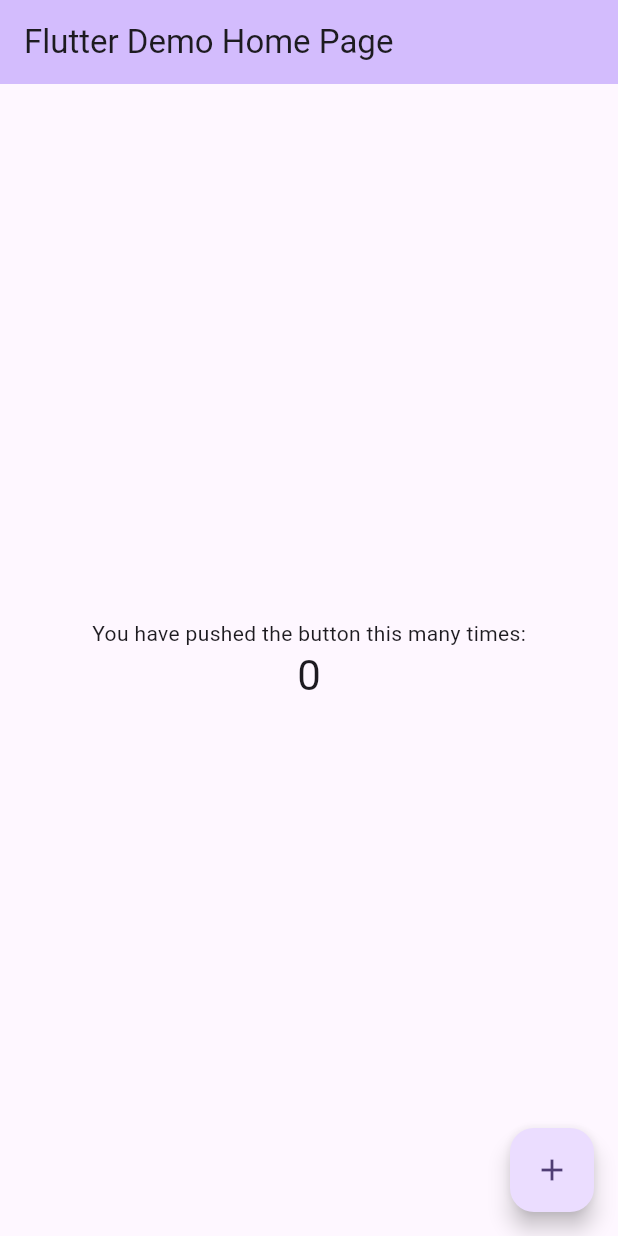
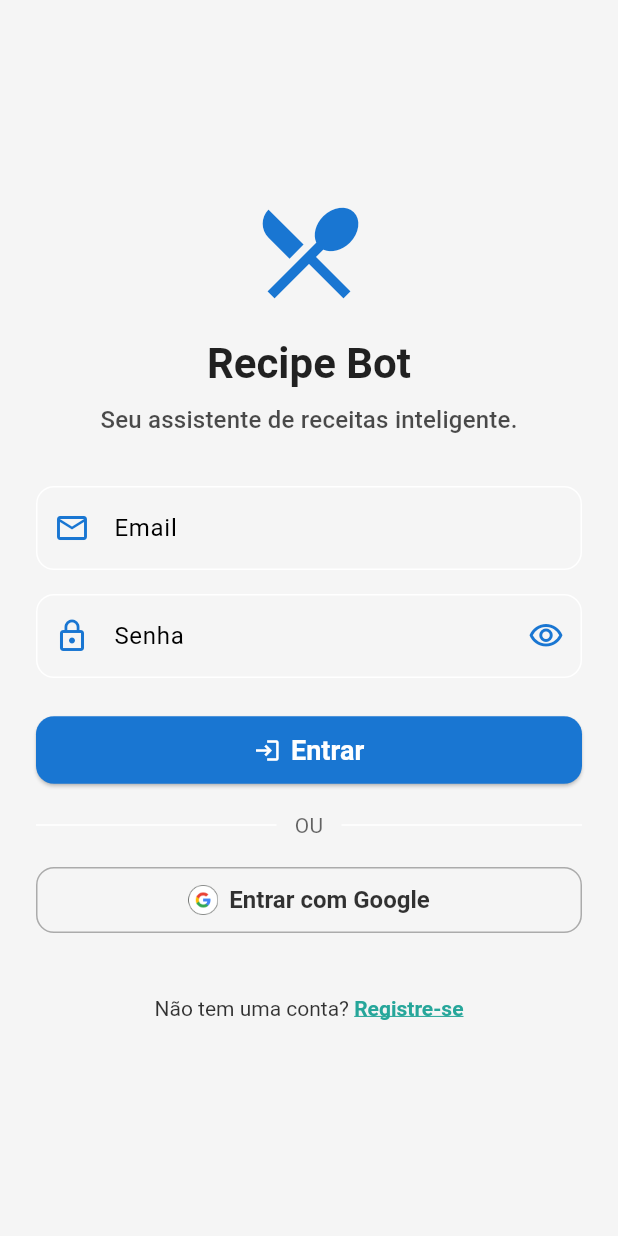
Before and after one commit to luisfelipealves/recipe_bot, a Flutter app: the screen it shows after launch, on a phone screen of 412 x 824 dp. Run offline on Flutter 3.47's test engine with Material 3 defaults, Android fonts, the phone set to English and light mode, and no system bars; our stand-ins replace firebase_auth, firebase_core, google_sign_in; accounts and stored records are empty.

Commit message:
creating login screen

```diff
--- a/lib/main.dart
+++ b/lib/main.dart
@@ -1,122 +1,159 @@
 import 'package:flutter/material.dart';
+import 'package:firebase_core/firebase_core.dart';
+import 'package:firebase_auth/firebase_auth.dart';
 
-void main() {
+import 'firebase_options.dart';
+import 'screens/login_screen.dart';
+import 'services/auth_service.dart';
+
+class RecipeListScreen extends StatelessWidget {
+  final AuthService _authService = AuthService();
+
+  RecipeListScreen({super.key});
+
+  @override
+  Widget build(BuildContext context) {
+    final user = _authService.currentUser;
+    return Scaffold(
+      appBar: AppBar(
+        title: const Text('Recipe Bot - Minhas Receitas'), // MODIFICADO AQUI
+        actions: [
+          IconButton(
+            icon: const Icon(Icons.logout),
+            onPressed: () async {
+              await _authService.signOut();
+            },
+          )
+        ],
+      ),
+      body: Center(
+        child: Column(
+          mainAxisAlignment: MainAxisAlignment.center,
+          children: [
+            Text(
+                'Bem-vindo(a) ao Recipe Bot, ${user?.displayName ??
+                    user?.email ?? 'Usuário'}!'), // MODIFICADO AQUI
+            const SizedBox(height: 20),
+            const Text('Aqui você verá suas receitas.'),
+          ],
+        ),
+      ),
+      floatingActionButton: FloatingActionButton(
+        onPressed: () {
+          ScaffoldMessenger.of(context).showSnackBar(
+            const SnackBar(content: Text('Adicionar nova receita (TODO)')),
+          );
+        },
+        child: const Icon(Icons.add),
+      ),
+    );
+  }
+}
+
+void main() async {
+  WidgetsFlutterBinding.ensureInitialized();
+  await Firebase.initializeApp(
+    options: DefaultFirebaseOptions.currentPlatform,
+  );
   runApp(const MyApp());
 }
 
 class MyApp extends StatelessWidget {
   const MyApp({super.key});
 
-  // This widget is the root of your application.
   @override
   Widget build(BuildContext context) {
     return MaterialApp(
-      title: 'Flutter Demo',
+      title: 'Recipe Bot',
+      // MODIFICADO AQUI
       theme: ThemeData(
-        // This is the theme of your application.
-        //
-        // TRY THIS: Try running your application with "flutter run". You'll see
-        // the application has a purple toolbar. Then, without quitting the app,
-        // try changing the seedColor in the colorScheme below to Colors.green
-        // and then invoke "hot reload" (save your changes or press the "hot
-        // reload" button in a Flutter-supported IDE, or press "r" if you used
-        // the command line to start the app).
-        //
-        // Notice that the counter didn't reset back to zero; the application
-        // state is not lost during the reload. To reset the state, use hot
-        // restart instead.
-        //
-        // This works for code too, not just values: Most code changes can be
-        // tested with just a hot reload.
-        colorScheme: ColorScheme.fromSeed(seedColor: Colors.deepPurple),
+        brightness: Brightness.light,
+        primarySwatch: Colors.blue,
+        // Exemplo, ajuste conforme necessário para Recipe Bot
+        colorScheme: ColorScheme.fromSwatch(
+          primarySwatch: Colors.blue, // Exemplo
+          accentColor: Colors.cyan, // Exemplo
+          brightness: Brightness.light,
+        ).copyWith(
+          primary: Colors.blue[700],
+          // Exemplo
+          secondary: Colors.cyan[600],
+          // Exemplo
+          tertiary: Colors.teal[400],
+          // Exemplo
+          onPrimary: Colors.white,
+          onSecondary: Colors.black,
+          background: Colors.white,
+          surface: Colors.grey[100],
+          onBackground: Colors.black87,
+          onSurface: Colors.black87,
+          error: Colors.redAccent,
+          onError: Colors.white,
+        ),
+        appBarTheme: const AppBarTheme(
+          elevation: 4.0,
+        ),
+        useMaterial3: true,
       ),
-      home: const MyHomePage(title: 'Flutter Demo Home Page'),
+      darkTheme: ThemeData(
+        brightness: Brightness.dark,
+        primarySwatch: Colors.blue,
+        // Exemplo
+        colorScheme: ColorScheme.fromSwatch(
+          primarySwatch: Colors.blue, // Exemplo
+          accentColor: Colors.cyanAccent, // Exemplo
+          brightness: Brightness.dark,
+        ).copyWith(
+          primary: Colors.blue[300],
+          // Exemplo
+          secondary: Colors.cyanAccent[100],
+          // Exemplo
+          tertiary: Colors.tealAccent[100],
+          // Exemplo
+          onPrimary: Colors.black,
+          onSecondary: Colors.black,
+          background: Colors.grey[850],
+          surface: Colors.grey[800],
+          onBackground: Colors.white70,
+          onSurface: Colors.white70,
+          error: Colors.red,
+          onError: Colors.black,
+        ),
+        appBarTheme: AppBarTheme(
+          elevation: 4.0,
+          backgroundColor: Colors.grey[850],
+          foregroundColor: Colors.white,
+        ),
+        useMaterial3: true,
+      ),
+      // themeMode: ThemeMode.system,
+      debugShowCheckedModeBanner: false,
+      home: const AuthWrapper(),
     );
   }
 }
 
-class MyHomePage extends StatefulWidget {
-  const MyHomePage({super.key, required this.title});
-
-  // This widget is the home page of your application. It is stateful, meaning
-  // that it has a State object (defined below) that contains fields that affect
-  // how it looks.
-
-  // This class is the configuration for the state. It holds the values (in this
-  // case the title) provided by the parent (in this case the App widget) and
-  // used by the build method of the State. Fields in a Widget subclass are
-  // always marked "final".
-
-  final String title;
-
-  @override
-  State<MyHomePage> createState() => _MyHomePageState();
-}
-
-class _MyHomePageState extends State<MyHomePage> {
-  int _counter = 0;
-
-  void _incrementCounter() {
-    setState(() {
-      // This call to setState tells the Flutter framework that something has
-      // changed in this State, which causes it to rerun the build method below
-      // so that the display can reflect the updated values. If we changed
-      // _counter without calling setState(), then the build method would not be
-      // called again, and so nothing would appear to happen.
-      _counter++;
-    });
-  }
+class AuthWrapper extends StatelessWidget {
+  const AuthWrapper({super.key});
 
   @override
   Widget build(BuildContext context) {
-    // This method is rerun every time setState is called, for instance as done
-    // by the _incrementCounter method above.
-    //
-    // The Flutter framework has been optimized to make rerunning build methods
-    // fast, so that you can just rebuild anything that needs updating rather
-    // than having to individually change instances of widgets.
-    return Scaffold(
-      appBar: AppBar(
-        // TRY THIS: Try changing the color here to a specific color (to
-        // Colors.amber, perhaps?) and trigger a hot reload to see the AppBar
-        // change color while the other colors stay the same.
-        backgroundColor: Theme.of(context).colorScheme.inversePrimary,
-        // Here we take the value from the MyHomePage object that was created by
-        // the App.build method, and use it to set our appbar title.
-        title: Text(widget.title),
-      ),
-      body: Center(
-        // Center is a layout widget. It takes a single child and positions it
-        // in the middle of the parent.
-        child: Column(
-          // Column is also a layout widget. It takes a list of children and
-          // arranges them vertically. By default, it sizes itself to fit its
-          // children horizontally, and tries to be as tall as its parent.
-          //
-          // Column has various properties to control how it sizes itself and
-          // how it positions its children. Here we use mainAxisAlignment to
-          // center the children vertically; the main axis here is the vertical
-          // axis because Columns are vertical (the cross axis would be
-          // horizontal).
-          //
-          // TRY THIS: Invoke "debug painting" (choose the "Toggle Debug Paint"
-          // action in the IDE, or press "p" in the console), to see the
-          // wireframe for each widget.
-          mainAxisAlignment: MainAxisAlignment.center,
-          children: <Widget>[
-            const Text('You have pushed the button this many times:'),
-            Text(
-              '$_counter',
-              style: Theme.of(context).textTheme.headlineMedium,
+    final AuthService authService = AuthService();
+    return StreamBuilder<User?>(
+      stream: authService.authStateChanges,
+      builder: (context, snapshot) {
+        if (snapshot.connectionState == ConnectionState.waiting) {
+          return const Scaffold(
+            body: Center(
+              child: CircularProgressIndicator(),
             ),
-          ],
-        ),
-      ),
-      floatingActionButton: FloatingActionButton(
-        onPressed: _incrementCounter,
-        tooltip: 'Increment',
-        child: const Icon(Icons.add),
-      ), // This trailing comma makes auto-formatting nicer for build methods.
+          );
+        }
+        if (snapshot.hasData && snapshot.data != null) {
+          return RecipeListScreen();
+        }
+        return const LoginScreen();
+      },
     );
   }
 }
--- /dev/null
+++ b/lib/screens/login_screen.dart
@@ -0,0 +1,308 @@
+import 'package:flutter/material.dart';
+import 'package:firebase_auth/firebase_auth.dart';
+import '../services/auth_service.dart';
+
+class LoginScreen extends StatefulWidget {
+  const LoginScreen({super.key});
+
+  @override
+  State<LoginScreen> createState() => _LoginScreenState();
+}
+
+class _LoginScreenState extends State<LoginScreen> {
+  final AuthService _authService = AuthService();
+  final _formKey = GlobalKey<FormState>();
+
+  String _email = '';
+  String _password = '';
+  bool _isLoading = false;
+  bool _isPasswordVisible = false;
+  String? _errorMessage;
+
+  final TextEditingController _emailController = TextEditingController();
+  final TextEditingController _passwordController = TextEditingController();
+
+  @override
+  void dispose() {
+    _emailController.dispose();
+    _passwordController.dispose();
+    super.dispose();
+  }
+
+  Future<void> _signInWithEmailAndPassword() async {
+    if (_formKey.currentState!.validate()) {
+      _formKey.currentState!.save();
+      setState(() {
+        _isLoading = true;
+        _errorMessage = null;
+      });
+      try {
+        await _authService.signInWithEmailAndPassword(_email, _password);
+        if (mounted) {
+          /* Opcional */
+        }
+      } catch (e) {
+        String message = "Falha ao entrar. Verifique suas credenciais.";
+        if (e is FirebaseAuthException) {
+          if (e.code == 'user-not-found') {
+            message = 'Nenhum usuário encontrado com este e-mail.';
+          } else if (e.code == 'wrong-password') {
+            message = 'Senha incorreta.';
+          } else if (e.code == 'invalid-email') {
+            message = 'O formato do e-mail é inválido.';
+          } else if (e.code == 'invalid-credential') {
+            message = 'Credenciais inválidas. Verifique seu e-mail e senha.';
+          }
+        }
+        setState(() {
+          _errorMessage = message;
+          print("Login Error (Email/Password): $e");
+        });
+      } finally {
+        if (mounted) {
+          setState(() {
+            _isLoading = false;
+          });
+        }
+      }
+    }
+  }
+
+  Future<void> _signInWithGoogle() async {
+    setState(() {
+      _isLoading = true;
+      _errorMessage = null;
+    });
+    try {
+      await _authService.signInWithGoogle();
+      if (mounted) {
+        /* Opcional */
+      }
+    } catch (e) {
+      setState(() {
+        _errorMessage = "Falha ao entrar com Google. Tente novamente.";
+        print("Login Error (Google): $e");
+      });
+    } finally {
+      if (mounted) {
+        setState(() {
+          _isLoading = false;
+        });
+      }
+    }
+  }
+
+  void _navigateToRegisterScreen() {
+    ScaffoldMessenger.of(context).showSnackBar(
+      const SnackBar(content: Text('Navegar para tela de Registro (TODO)')),
+    );
+  }
+
+  @override
+  Widget build(BuildContext context) {
+    final theme = Theme.of(context);
+    final isDarkMode = theme.brightness == Brightness.dark;
+    final googleLogoAsset = isDarkMode
+        ? 'assets/images/android_dark_rd_na@1x.png'
+        : 'assets/images/android_light_rd_na@1x.png';
+
+    return Scaffold(
+      body: Center(
+        child: SingleChildScrollView(
+          padding: const EdgeInsets.all(24.0),
+          child: Form(
+            key: _formKey,
+            child: Column(
+              mainAxisAlignment: MainAxisAlignment.center,
+              crossAxisAlignment: CrossAxisAlignment.stretch,
+              children: <Widget>[
+                Icon(
+                  Icons.local_dining,
+                  size: 80,
+                  color: theme.colorScheme.primary,
+                ),
+                const SizedBox(height: 16),
+                Text('Recipe Bot',
+                  textAlign: TextAlign.center,
+                  style: theme.textTheme.headlineMedium?.copyWith(
+                    color: theme.colorScheme.onBackground,
+                    fontWeight: FontWeight.bold,
+                  ),
+                ),
+                const SizedBox(height: 8),
+                Text('Seu assistente de receitas inteligente.',
+                  textAlign: TextAlign.center,
+                  style: theme.textTheme.titleMedium?.copyWith(
+                    color: theme.colorScheme.onSurface.withOpacity(0.7),
+                  ),
+                ),
+                const SizedBox(height: 32),
+
+                TextFormField(
+                  controller: _emailController,
+                  decoration: InputDecoration(
+                    labelText: 'Email',
+                    hintText: 'seuemail@exemplo.com',
+                    prefixIcon: Icon(
+                        Icons.email_outlined, color: theme.colorScheme.primary),
+                    border: OutlineInputBorder(
+                      borderRadius: BorderRadius.circular(12.0),
+                    ),
+                  ),
+                  keyboardType: TextInputType.emailAddress,
+                  validator: (value) {
+                    if (value == null || value.isEmpty) {
+                      return 'Por favor, insira seu email';
+                    }
+                    if (!RegExp(r'^[\w-\.]+@([\w-]+\.)+[\w-]{2,4}$').hasMatch(
+                        value)) {
+                      return 'Por favor, insira um email válido';
+                    }
+                    return null;
+                  },
+                  onSaved: (value) => _email = value!,
+                ),
+                const SizedBox(height: 16),
+
+                TextFormField(
+                  controller: _passwordController,
+                  decoration: InputDecoration(
+                    labelText: 'Senha',
+                    hintText: 'Sua senha',
+                    prefixIcon: Icon(
+                        Icons.lock_outline, color: theme.colorScheme.primary),
+                    border: OutlineInputBorder(
+                      borderRadius: BorderRadius.circular(12.0),
+                    ),
+                    suffixIcon: IconButton(
+                      icon: Icon(
+                        _isPasswordVisible
+                            ? Icons.visibility_off_outlined
+                            : Icons.visibility_outlined,
+                        color: theme.colorScheme.primary,
+                      ),
+                      onPressed: () {
+                        setState(() {
+                          _isPasswordVisible = !_isPasswordVisible;
+                        });
+                      },
+                    ),
+                  ),
+                  obscureText: !_isPasswordVisible,
+                  validator: (value) {
+                    if (value == null || value.isEmpty) {
+                      return 'Por favor, insira sua senha';
+                    }
+                    if (value.length < 6) {
+                      return 'A senha deve ter pelo menos 6 caracteres';
+                    }
+                    return null;
+                  },
+                  onSaved: (value) => _password = value!,
+                ),
+                const SizedBox(height: 24),
+
+                if (_errorMessage != null)
+                  Padding(
+                    padding: const EdgeInsets.only(bottom: 16.0),
+                    child: Text(
+                      _errorMessage!,
+                      style: TextStyle(
+                          color: theme.colorScheme.error, fontSize: 14),
+                      textAlign: TextAlign.center,
+                    ),
+                  ),
+
+                _isLoading
+                    ? Center(child: CircularProgressIndicator(
+                    color: theme.colorScheme.tertiary))
+                    : ElevatedButton.icon(
+                  icon: const Icon(Icons.login),
+                  label: const Text('Entrar'),
+                  onPressed: _signInWithEmailAndPassword,
+                  style: ElevatedButton.styleFrom(
+                    backgroundColor: theme.colorScheme.primary,
+                    foregroundColor: theme.colorScheme.onPrimary,
+                    padding: const EdgeInsets.symmetric(vertical: 12),
+                    textStyle: const TextStyle(
+                        fontSize: 18, fontWeight: FontWeight.bold),
+                    shape: RoundedRectangleBorder(
+                      borderRadius: BorderRadius.circular(12.0),
+                    ),
+                  ),
+                ),
+                const SizedBox(height: 16),
+
+                Row(
+                  children: <Widget>[
+                    const Expanded(child: Divider(thickness: 1)),
+                    Padding(
+                      padding: const EdgeInsets.symmetric(horizontal: 12.0),
+                      child: Text(
+                        'OU',
+                        style: TextStyle(color: theme.colorScheme.onSurface
+                            .withOpacity(0.6)),
+                      ),
+                    ),
+                    const Expanded(child: Divider(thickness: 1)),
+                  ],
+                ),
+                const SizedBox(height: 16),
+
+                _isLoading
+                    ? const SizedBox.shrink()
+                    : OutlinedButton.icon(
+                  icon: Image.asset(
+                    googleLogoAsset,
+                    height: 20.0,
+                  ),
+                  label: Text(
+                    'Entrar com Google',
+                    style: TextStyle(
+                      color: theme.colorScheme.onSurface.withOpacity(0.8),
+                    ),
+                  ),
+                  onPressed: _signInWithGoogle,
+                  style: OutlinedButton.styleFrom(
+                    side: BorderSide(
+                      color: theme.colorScheme.onSurface.withOpacity(0.3),
+                    ),
+                    padding: const EdgeInsets.symmetric(vertical: 12),
+                    textStyle: const TextStyle(
+                        fontSize: 16, fontWeight: FontWeight.bold),
+                    shape: RoundedRectangleBorder(
+                      borderRadius: BorderRadius.circular(12.0),
+                    ),
+                  ),
+                ),
+                const SizedBox(height: 24),
+
+                TextButton(
+                  onPressed: _isLoading ? null : _navigateToRegisterScreen,
+                  child: RichText(
+                    text: TextSpan(
+                      text: 'Não tem uma conta? ',
+                      style: TextStyle(
+                          color: theme.colorScheme.onBackground.withOpacity(
+                              0.8)),
+                      children: <TextSpan>[
+                        TextSpan(
+                          text: 'Registre-se',
+                          style: TextStyle(
+                            color: theme.colorScheme.tertiary,
+                            fontWeight: FontWeight.bold,
+                            decoration: TextDecoration.underline,
+                          ),
+                        ),
+                      ],
+                    ),
+                  ),
+                ),
+              ],
+            ),
+          ),
+        ),
+      ),
+    );
+  }
+}
--- /dev/null
+++ b/lib/services/auth_service.dart
@@ -0,0 +1,94 @@
+import 'package:firebase_auth/firebase_auth.dart';
+import 'package:google_sign_in/google_sign_in.dart';
+import 'package:flutter/foundation.dart' show kIsWeb; // Para checagem web
+
+class AuthService {
+  final FirebaseAuth _firebaseAuth = FirebaseAuth.instance;
+  final GoogleSignIn _googleSignIn = GoogleSignIn();
+
+  // Stream para o estado de autenticação do usuário
+  Stream<User?> get authStateChanges => _firebaseAuth.authStateChanges();
+
+  // Obter usuário atual
+  User? get currentUser => _firebaseAuth.currentUser;
+
+  // Login com Google
+  Future<UserCredential?> signInWithGoogle() async {
+    try {
+      // Iniciar o processo de Google Sign In
+      final GoogleSignInAccount? googleUser = await _googleSignIn.signIn();
+
+      if (googleUser == null) {
+        // O usuário cancelou o login
+        return null;
+      }
+
+      // Obter detalhes de autenticação da requisição
+      final GoogleSignInAuthentication googleAuth =
+      await googleUser.authentication;
+
+      // Criar uma nova credencial para o Firebase
+      final AuthCredential credential = GoogleAuthProvider.credential(
+        accessToken: googleAuth.accessToken,
+        idToken: googleAuth.idToken,
+      );
+
+      // Fazer login no Firebase com a credencial
+      return await _firebaseAuth.signInWithCredential(credential);
+    } on FirebaseAuthException catch (e) {
+      // Você pode querer tratar erros específicos aqui ou lançá-los
+      print("FirebaseAuthException (Google Sign-In): ${e.message}");
+      throw e; // Re-lança para ser tratado na UI
+    } catch (e) {
+      print("Error signing in with Google: $e");
+      throw e; // Re-lança para ser tratado na UI
+    }
+  }
+
+  // Login com Email e Senha
+  Future<UserCredential?> signInWithEmailAndPassword(String email,
+      String password) async {
+    try {
+      return await _firebaseAuth.signInWithEmailAndPassword(
+        email: email,
+        password: password,
+      );
+    } on FirebaseAuthException catch (e) {
+      print("FirebaseAuthException (Email/Password Sign-In): ${e.message}");
+      throw e; // Re-lança para ser tratado na UI
+    } catch (e) {
+      print("Error signing in with email and password: $e");
+      throw e; // Re-lança para ser tratado na UI
+    }
+  }
+
+  // Registro com Email e Senha (Exemplo)
+  Future<UserCredential?> createUserWithEmailAndPassword(String email,
+      String password) async {
+    try {
+      return await _firebaseAuth.createUserWithEmailAndPassword(
+        email: email,
+        password: password,
+      );
+    } on FirebaseAuthException catch (e) {
+      print("FirebaseAuthException (Email/Password Sign-Up): ${e.message}");
+      throw e;
+    } catch (e) {
+      print("Error creating user with email and password: $e");
+      throw e;
+    }
+  }
+
+  // Logout
+  Future<void> signOut() async {
+    try {
+      if (!kIsWeb) { // Google Sign-Out não é necessário ou diferente na Web
+        await _googleSignIn.signOut();
+      }
+      await _firebaseAuth.signOut();
+    } catch (e) {
+      print("Error signing out: $e");
+      // Trate o erro como apropriado
+    }
+  }
+}
```
Also changed, not shown: pubspec.yaml (+5 -3 lines), assets/images/android_dark_rd_na@1x.png (added), assets/images/android_light_rd_na@1x.png (added), pubspec.lock, 6 other files.
